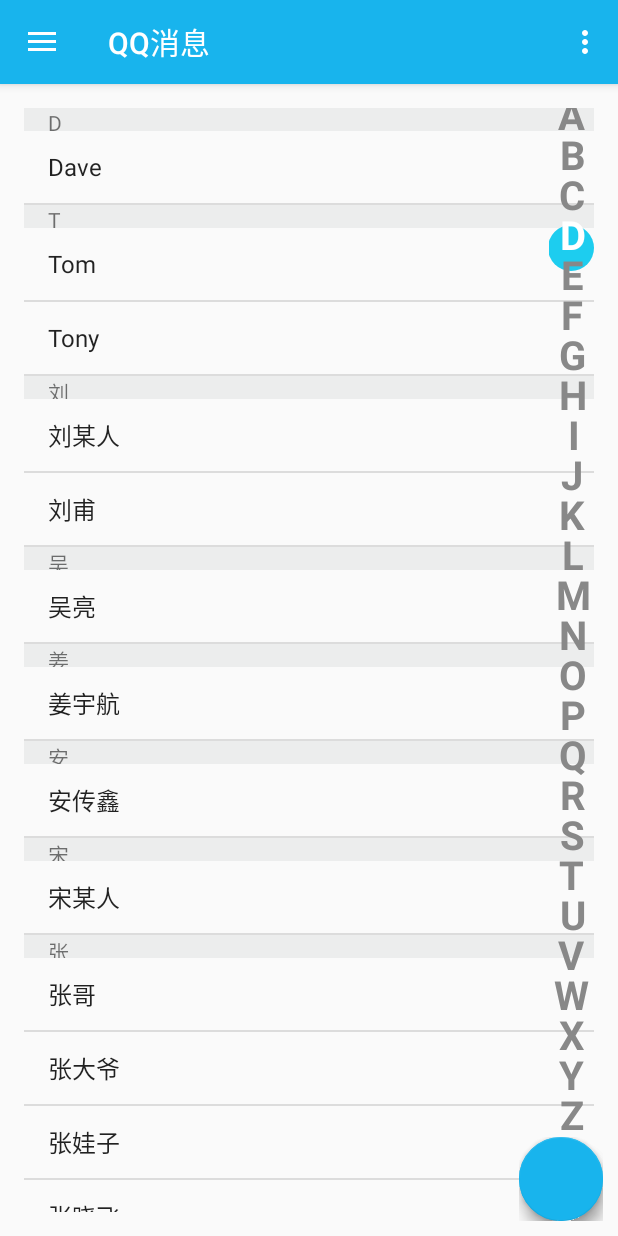
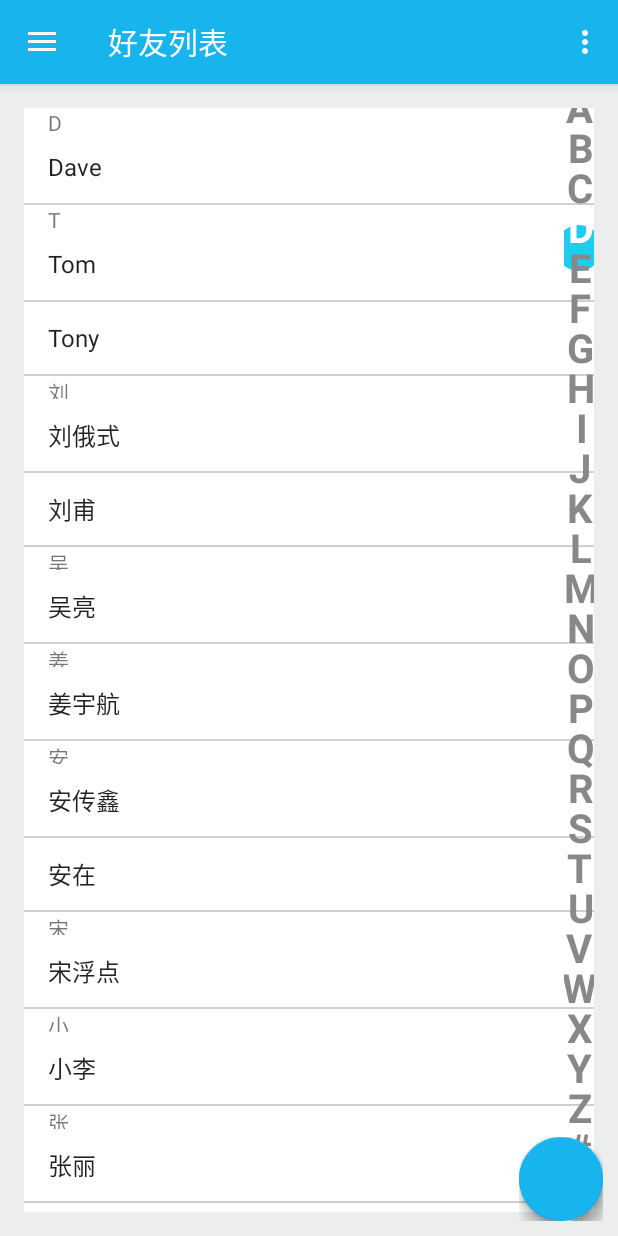
Before and after one commit to GitHubyen/simpleQQ, an Android app: the MainActivity screen opened directly, with no data from a screen before it, on a phone screen of 412 x 824 dp. Run offline under Robolectric (Android 15) with nearby library versions, the phone set to English and light mode, and no system bars; libraries missing offline, so code that uses them is left out: com.getbase.floatingactionbutton, net.sourceforge.pinyin4j; plain views replace FloatingActionButton, FloatingActionsMenu; 8 statements that could not run were skipped.

Commit message:
新增看动态功能，同时改进部分页面布局及颜色

```diff
--- a/app/src/main/AndroidManifest.xml
+++ b/app/src/main/AndroidManifest.xml
@@ -55,6 +55,7 @@
         <activity android:name=".utils.MessageActivity" android:label="分享软件" />
         <activity android:name=".utils.CameraActivity" android:label="保存图片"/>
         <activity android:name=".viewUI.QQmoodActivity" android:label="发布说说"/>
+        <activity android:name=".viewUI.QzoneActivity" android:label="QQ空间"/>
         <activity android:name=".utils.MapActivity" android:label="地理位置"/>
         <activity android:name=".viewUI.ChatMainActivity" android:label="好友聊天"/>
 
--- a/app/src/main/java/com/example/yangenneng0/myapplication/MainActivity.java
+++ b/app/src/main/java/com/example/yangenneng0/myapplication/MainActivity.java
@@ -23,6 +23,7 @@ import com.example.yangenneng0.myapplication.utils.MapActivity;
 import com.example.yangenneng0.myapplication.utils.MessageActivity;
 import com.example.yangenneng0.myapplication.utils.WordsNavigation;
 import com.example.yangenneng0.myapplication.viewUI.QQmoodActivity;
+import com.example.yangenneng0.myapplication.viewUI.QzoneActivity;
 import com.example.yangenneng0.myapplication.viewUI.RegistActivity;
 import com.example.yangenneng0.myapplication.viewUI.SettingsActivity;
 import com.getbase.floatingactionbutton.FloatingActionButton;
@@ -114,6 +115,17 @@ public class MainActivity extends AppCompatActivity
             public void onClick(View v) {
                 Intent intent = new Intent();
                 intent.setClass(MainActivity.this, QQmoodActivity.class);
+                MainActivity.this.startActivity(intent);
+            }
+        });
+
+        //浏览空间
+        FloatingActionButton button2= (FloatingActionButton) findViewById(R.id.button_qzone);
+        button2.setOnClickListener(new View.OnClickListener() {
+            @Override
+            public void onClick(View v) {
+                Intent intent = new Intent();
+                intent.setClass(MainActivity.this, QzoneActivity.class);
                 MainActivity.this.startActivity(intent);
             }
         });
@@ -267,29 +279,29 @@ public class MainActivity extends AppCompatActivity
         list.add(new Person("胡继群"));
         list.add(new Person("徐歌阳"));
         list.add(new Person("钟泽兴"));
-        list.add(new Person("宋某人"));
-        list.add(new Person("刘某人"));
+        list.add(new Person("宋浮点"));
+        list.add(new Person("刘俄式"));
         list.add(new Person("Tony"));
         list.add(new Person("老刘"));
-        list.add(new Person("隔壁老王"));
+        list.add(new Person("葛优"));
         list.add(new Person("安传鑫"));
         list.add(new Person("温松"));
         list.add(new Person("成龙"));
         list.add(new Person("那英"));
         list.add(new Person("刘甫"));
         list.add(new Person("沙宝亮"));
-        list.add(new Person("张猛"));
+        list.add(new Person("张梁"));
         list.add(new Person("张大爷"));
         list.add(new Person("张哥"));
-        list.add(new Person("张娃子"));
-        list.add(new Person("樟脑丸"));
+        list.add(new Person("张娃"));
+        list.add(new Person("张丽"));
         list.add(new Person("吴亮"));
         list.add(new Person("Tom"));
-        list.add(new Person("阿三"));
-        list.add(new Person("肖奈"));
-        list.add(new Person("贝微微"));
+        list.add(new Person("安在"));
+        list.add(new Person("小李"));
+        list.add(new Person("贝阿朵"));
         list.add(new Person("赵二喜"));
-        list.add(new Person("曹光"));
+        list.add(new Person("阿道夫"));
         list.add(new Person("姜宇航"));
 
         //对集合排序
--- a/app/src/main/java/com/example/yangenneng0/myapplication/model/Person.java
+++ b/app/src/main/java/com/example/yangenneng0/myapplication/model/Person.java
@@ -5,7 +5,7 @@ import com.example.yangenneng0.myapplication.utils.PinYinUtils;
 /**
  * User: yangenneng
  * DateTime: 2016/12/13 10:43
- * Description:
+ * Description:好友实体类
  */
 public class Person {
     //姓名
--- a/app/src/main/res/layout/activity_qqmood.xml
+++ b/app/src/main/res/layout/activity_qqmood.xml
@@ -6,6 +6,8 @@
 
     <TextView
               android:text="说点什么吧~~"
+              android:textSize="15dp"
+              android:textColor="@color/colorPrimary"
               android:layout_width="wrap_content"
               android:layout_height="wrap_content"/>
 
--- a/app/src/main/res/layout/app_bar_main.xml
+++ b/app/src/main/res/layout/app_bar_main.xml
@@ -65,16 +65,16 @@
             android:background="#00ffffff"
             fab:fab_colorNormal="#eca698"
             fab:fab_colorPressed="#4ccea0"
-            fab:fab_size="normal"
+            fab:fab_size="mini"
             fab:fab_title="写说说" />
         <com.getbase.floatingactionbutton.FloatingActionButton
-                android:id="@+id/button_remove2"
+                android:id="@+id/button_qzone"
                 android:layout_width="wrap_content"
                 android:layout_height="wrap_content"
                 android:background="#00ffffff"
                 fab:fab_colorNormal="#f1f09e"
                 fab:fab_colorPressed="#f1aeae"
-                fab:fab_size="normal"
+                fab:fab_size="mini"
                 fab:fab_title="看动态" />
     </com.getbase.floatingactionbutton.FloatingActionsMenu>
 
--- a/app/src/main/res/layout/content_main.xml
+++ b/app/src/main/res/layout/content_main.xml
@@ -11,6 +11,7 @@
         android:paddingLeft="@dimen/activity_horizontal_margin"
         android:paddingRight="@dimen/activity_horizontal_margin"
         android:paddingTop="@dimen/activity_vertical_margin"
+        android:background="#eceded"
         android:paddingBottom="@dimen/activity_vertical_margin"
         app:layout_behavior="@string/appbar_scrolling_view_behavior"
         tools:showIn="@layout/app_bar_main"
@@ -35,7 +36,7 @@
     <!--联系人列表-->
     <include
             layout="@layout/person_list"
-            android:layout_width="match_parent"
-            android:layout_height="match_parent"/>
+            android:layout_width="fill_parent"
+            android:layout_height="fill_parent"/>
 
 </RelativeLayout>
--- a/app/src/main/res/layout/person_list.xml
+++ b/app/src/main/res/layout/person_list.xml
@@ -12,7 +12,8 @@
 
     <com.example.yangenneng0.myapplication.utils.WordsNavigation
             android:id="@+id/words"
-            android:layout_width="30dp"
+            android:layout_width="20dp"
+            android:layout_marginRight="0dp"
             android:layout_height="match_parent"
             android:layout_alignParentRight="true" />
 
--- a/app/src/main/res/layout/person_list_item.xml
+++ b/app/src/main/res/layout/person_list_item.xml
@@ -9,7 +9,7 @@
             android:id="@+id/tv_word"
             android:layout_width="match_parent"
             android:layout_height="15dp"
-            android:background="#eceded"
+            android:background="#fff"
             android:gravity="center_vertical"
             android:paddingLeft="?android:attr/listPreferredItemPaddingLeft" />
 
@@ -17,6 +17,7 @@
             android:id="@+id/tv_name"
             android:layout_width="match_parent"
             android:layout_height="wrap_content"
+            android:background="#fff"
             android:gravity="center_vertical"
             android:minHeight="?android:attr/listPreferredItemHeightSmall"
             android:paddingLeft="?android:attr/listPreferredItemPaddingLeft"
--- a/app/src/main/res/values/strings.xml
+++ b/app/src/main/res/values/strings.xml
@@ -1,6 +1,6 @@
 <resources>
     <string name="app_name">手机QQ</string>
-    <string name="top_lable_name">QQ消息</string>
+    <string name="top_lable_name">好友列表</string>
 
     <string name="navigation_drawer_open">Open navigation drawer</string>
     <string name="navigation_drawer_close">Close navigation drawer</string>
```
Also changed, not shown: app/src/main/java/com/example/yangenneng0/myapplication/adapter/MoodAdapter.java (added, +84 -0 lines), app/src/main/java/com/example/yangenneng0/myapplication/model/MoodEntity.java (added, +32 -0 lines), app/src/main/java/com/example/yangenneng0/myapplication/viewUI/QzoneActivity.java (added, +52 -0 lines), app/src/main/res/layout/activity_qzone.xml (added, +28 -0 lines), app/src/main/res/layout/qzone_time_item.xml (added, +58 -0 lines), app/src/main/res/values/styles.xml (+18 -0 lines), app/src/main/res/drawable/timeicon.png (added).
